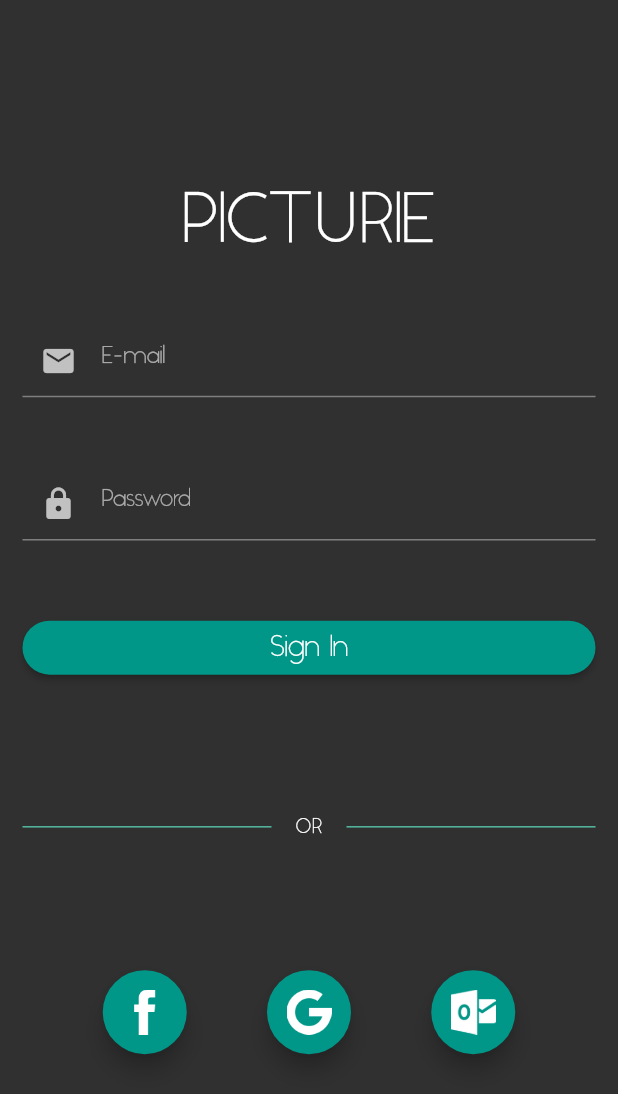
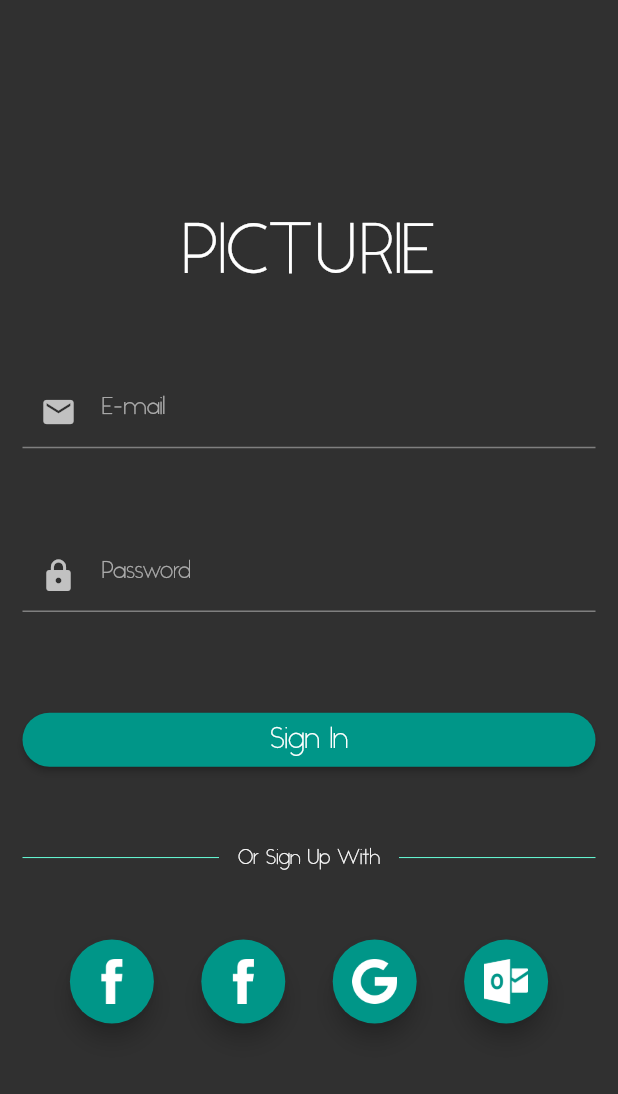
Before and after one commit to HossamElghamry/Picturie, a Flutter app: the screen it shows after launch, on a phone screen of 412 x 824 dp. Shown: the top 1094 px of the screen. Run offline on Flutter 3.47's test engine with Material 2 defaults, Android fonts, the light colour scheme and no system bars; our stand-ins replace camera, gallery_saver, rxdart.

Commit message:
Sign up UI

```diff
--- a/lib/main.dart
+++ b/lib/main.dart
@@ -3,8 +3,10 @@ import 'package:flutter/material.dart';
 import 'package:picturie/src/global_bloc.dart';
 import 'package:picturie/src/ui/camera_view/camera_view.dart';
 import 'package:picturie/src/ui/sign_in/sign_in.dart';
+import 'package:picturie/src/ui/sign_up/sign_up.dart';
 import 'package:picturie/src/ui/tab_view/tab_view.dart';
 import 'package:provider/provider.dart';
+import 'package:flutter/services.dart';
 
 void main() {
   runApp(Picturie());
@@ -13,6 +15,10 @@ void main() {
 class Picturie extends StatelessWidget {
   @override
   Widget build(BuildContext context) {
+    SystemChrome.setSystemUIOverlayStyle(
+      SystemUiOverlayStyle(statusBarColor: Colors.transparent),
+    );
+
     return Provider<GlobalBloc>(
       builder: (context) {
         return GlobalBloc();
--- /dev/null
+++ b/lib/src/common/platforms.dart
@@ -0,0 +1,6 @@
+enum Platform {
+  Picturie,
+  Facebook,
+  Google,
+  Outlook,
+}
--- a/lib/src/common/tabs.dart
+++ /dev/null
@@ -1,6 +0,0 @@
-enum HomeTab {
-  Profile,
-  Search,
-  Ranking,
-  Setting,
-}
--- a/lib/src/global_bloc.dart
+++ b/lib/src/global_bloc.dart
@@ -1,4 +1,3 @@
-import 'package:picturie/src/common/tabs.dart';
 import 'package:rxdart/rxdart.dart';
 
 class GlobalBloc {
--- a/lib/src/ui/sign_in/sign_in.dart
+++ b/lib/src/ui/sign_in/sign_in.dart
@@ -1,16 +1,16 @@
 import 'package:flutter/material.dart';
+import 'package:picturie/src/common/platforms.dart';
 import 'package:picturie/src/ui/sign_in/widgets/divider_centeredtext.dart';
 import 'package:picturie/src/ui/sign_in/widgets/email_field.dart';
 import 'package:picturie/src/ui/sign_in/widgets/password_field.dart';
 import 'package:picturie/src/ui/sign_in/widgets/picturie_logo.dart';
 import 'package:picturie/src/ui/sign_in/widgets/sign_in_alternative.dart';
-import 'package:picturie/src/ui/sign_in/widgets/signin_button.dart';
+import 'package:picturie/src/ui/sign_in/widgets/sign_in_button.dart';
 
 class SignInScreen extends StatelessWidget {
   @override
   Widget build(BuildContext context) {
     return Scaffold(
-      resizeToAvoidBottomPadding: false,
       body: Padding(
         padding: EdgeInsets.symmetric(horizontal: 15.0, vertical: 30),
         child: Container(
@@ -34,7 +34,7 @@ class SignInScreen extends StatelessWidget {
                 child: SignInButton(),
               ),
               Flexible(
-                flex: 2,
+                flex: 1,
                 child: DividerCentereText(),
               ),
               Flexible(
@@ -43,12 +43,19 @@ class SignInScreen extends StatelessWidget {
                   mainAxisAlignment: MainAxisAlignment.spaceEvenly,
                   children: <Widget>[
                     SignInPlatformButton(
+                      platform: Platform.Picturie,
                       logoPath: 'assets/icons/facebook_icon.png',
                     ),
                     SignInPlatformButton(
+                      platform: Platform.Facebook,
+                      logoPath: 'assets/icons/facebook_icon.png',
+                    ),
+                    SignInPlatformButton(
+                      platform: Platform.Google,
                       logoPath: 'assets/icons/google_icon.png',
                     ),
                     SignInPlatformButton(
+                      platform: Platform.Outlook,
                       logoPath: 'assets/icons/outlook_icon.png',
                     ),
                   ],
--- a/lib/src/ui/sign_in/widgets/divider_centeredtext.dart
+++ b/lib/src/ui/sign_in/widgets/divider_centeredtext.dart
@@ -11,9 +11,9 @@ class DividerCentereText extends StatelessWidget {
           ),
         ),
         Container(
-          width: 50,
+          width: 120,
           child: Center(
-            child: Text("OR"),
+            child: Text("Or Sign Up With"),
           ),
         ),
         Expanded(
--- a/lib/src/ui/sign_in/widgets/sign_in_alternative.dart
+++ b/lib/src/ui/sign_in/widgets/sign_in_alternative.dart
@@ -1,16 +1,38 @@
 import 'package:flutter/material.dart';
+import 'package:picturie/src/common/platforms.dart';
+import 'package:picturie/src/ui/sign_up/sign_up.dart';
 
 class SignInPlatformButton extends StatelessWidget {
+  final Platform _platform;
   final String _logoPath;
 
-  SignInPlatformButton({Key key, logoPath}) : _logoPath = logoPath;
+  SignInPlatformButton({Key key, platform, logoPath})
+      : _platform = platform,
+        _logoPath = logoPath;
 
   @override
   Widget build(BuildContext context) {
     return FloatingActionButton(
       heroTag: null,
       backgroundColor: Colors.teal,
-      onPressed: () {},
+      onPressed: () {
+        switch (_platform) {
+          case Platform.Picturie:
+            Navigator.push(
+              context,
+              MaterialPageRoute(
+                builder: (context) => SignUpScreen(),
+              ),
+            );
+            break;
+          case Platform.Facebook:
+            break;
+          case Platform.Google:
+            break;
+          case Platform.Outlook:
+            break;
+        }
+      },
       child: Container(
         width: 30,
         height: 30,
```
Also changed, not shown: lib/src/ui/sign_up/sign_up.dart (added, +47 -0 lines), lib/src/ui/sign_up/widgets/profile_picture_button.dart (added, +20 -0 lines), lib/src/ui/sign_up/widgets/signup_button.dart (added, +21 -0 lines), lib/src/ui/sign_up/widgets/signup_email_field.dart (added, +21 -0 lines), lib/src/ui/sign_up/widgets/signup_password_field.dart (added, +22 -0 lines), lib/src/ui/sign_up/widgets/signup_username_field.dart (added, +21 -0 lines), lib/src/ui/sign_in/widgets/sign_in_button.dart (renamed from lib/src/ui/sign_in/widgets/signin_button.dart).
